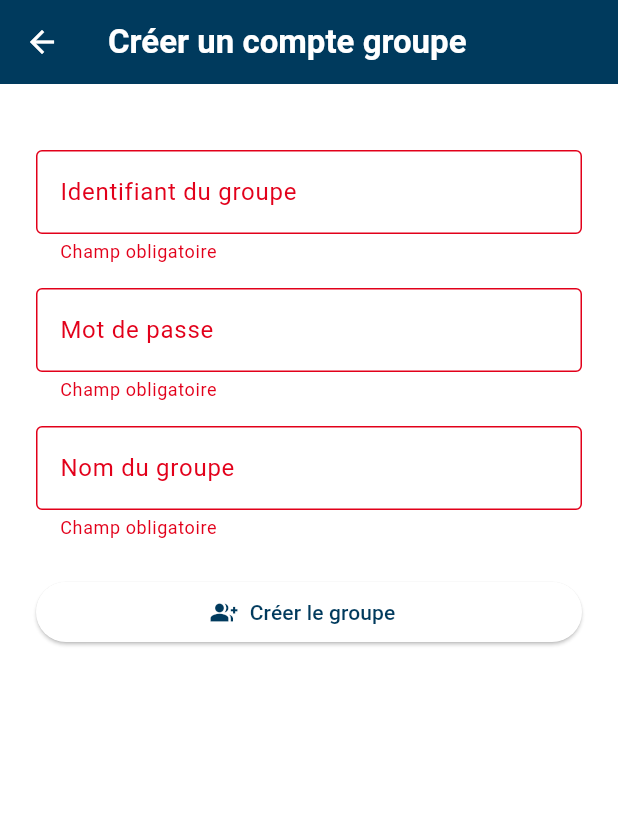
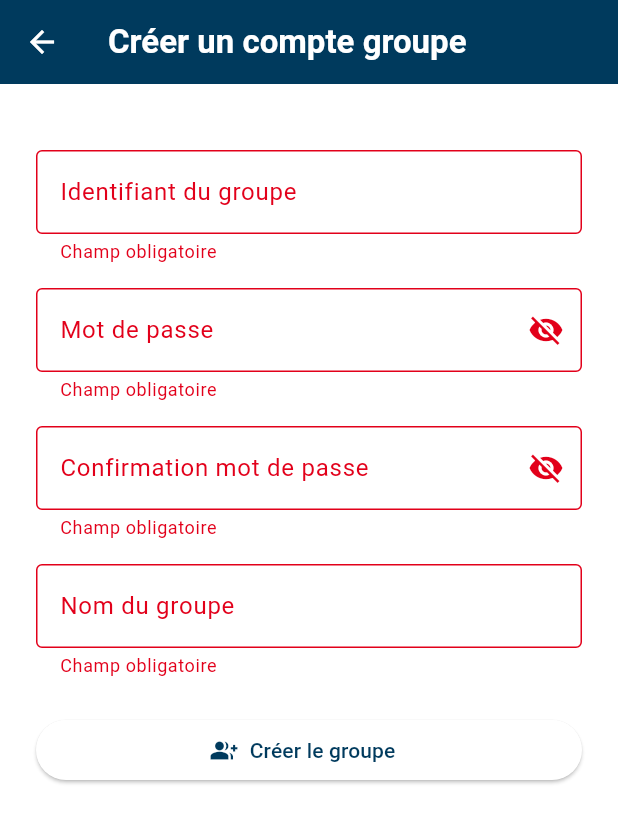
Before and after one commit to alvisevenezia/logistiscout, a Flutter app: the RegisterPage screen opened directly, after a tap on "Créer le groupe", on a phone screen of 412 x 824 dp. Shown: the top 823 px of the screen. Run offline on Flutter 3.47's test engine with Material 3 defaults, Android fonts, the phone set to English and light mode, and no system bars; our stand-ins replace dio, expandable, flutter_colorpicker, flutter_riverpod, flutter_secure_storage, go_router and 3 more; accounts and stored records are empty.

Commit message:
add password confirmation on register

```diff
--- a/lib/ui/pages/auth/register_page.dart
+++ b/lib/ui/pages/auth/register_page.dart
@@ -12,7 +12,10 @@ class _RegisterPageState extends State<RegisterPage> {
   final _formKey = GlobalKey<FormState>();
   final _loginController = TextEditingController();
   final _passwordController = TextEditingController();
+  final _passwordConfirmController = TextEditingController();
   final _nomController = TextEditingController();
+  bool _obscurePassword = true;
+  bool _obscureConfirmPassword = true;
   bool _isLoading = false;
 
   @override
@@ -45,9 +48,9 @@ class _RegisterPageState extends State<RegisterPage> {
       }
     } catch (e) {
       if (mounted) {
-        ScaffoldMessenger.of(context).showSnackBar(
-          SnackBar(content: Text("Erreur : $e")),
-        );
+        ScaffoldMessenger.of(
+          context,
+        ).showSnackBar(SnackBar(content: Text("Erreur : $e")));
       }
     } finally {
       if (mounted) setState(() => _isLoading = false);
@@ -77,13 +80,46 @@ class _RegisterPageState extends State<RegisterPage> {
               const SizedBox(height: 16),
               TextFormField(
                 controller: _passwordController,
-                decoration: const InputDecoration(
+                decoration: InputDecoration(
                   labelText: 'Mot de passe',
-                  border: OutlineInputBorder(),
+                  border: const OutlineInputBorder(),
+                  suffixIcon: IconButton(
+                    icon: Icon(
+                        _obscurePassword ? Icons.visibility_off : Icons.visibility),
+                    onPressed: () {
+                      setState(() => _obscurePassword = !_obscurePassword);
+                    },
                   ),
-                obscureText: true,
+                ),
+                obscureText: _obscurePassword,
                 validator: (v) =>
                     v == null || v.isEmpty ? 'Champ obligatoire' : null,
+              ),
+              const SizedBox(height: 16),
+              TextFormField(
+                controller: _passwordConfirmController,
+                decoration: InputDecoration(
+                  labelText: 'Confirmation mot de passe',
+                  border: OutlineInputBorder(),
+                  suffixIcon: IconButton(
+                    icon: Icon(
+                        _obscureConfirmPassword ? Icons.visibility_off : Icons.visibility),
+                    onPressed: () {
+                      setState(() => _obscureConfirmPassword = !_obscureConfirmPassword);
+                    },
+                  ),
+                ),
+
+                obscureText: _obscureConfirmPassword,
+                validator: (v) {
+                  if (v == null || v.isEmpty) {
+                    return 'Champ obligatoire';
+                  }
+                  if (v != _passwordController.text) {
+                    return 'Les mots de passe ne correspondent pas';
+                  }
+                  return null;
+                },
               ),
               const SizedBox(height: 16),
               TextFormField(
```
Also changed, not shown: pubspec.lock. Lines whose indentation alone changed are shown as unchanged.
